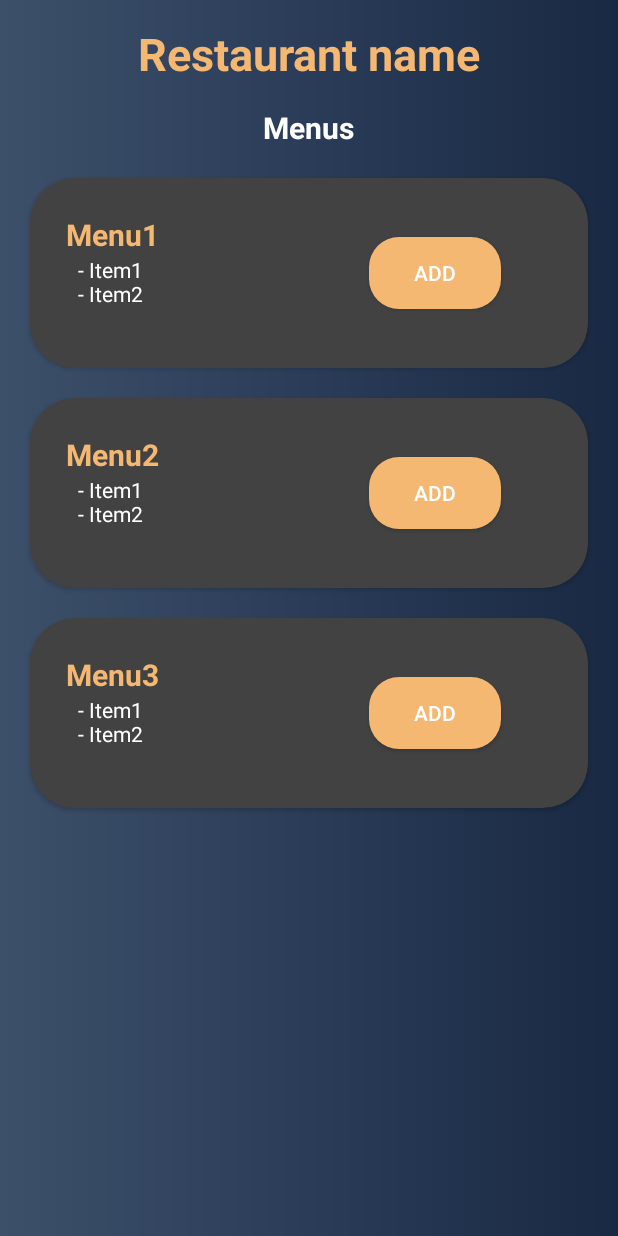
After one commit to Oana-Ivan/Android-app-Fast-and-Feast, an Android app: the MenusList screen opened directly, with no data from a screen before it, on a phone screen of 412 x 824 dp. The commit adds this screen. Run offline under Robolectric (Android 15) with nearby library versions, the phone set to English and light mode, and no system bars; 1 statement that could not run was skipped.

Commit message:
Added Menus List Activity

```diff
--- a/app/src/main/AndroidManifest.xml
+++ b/app/src/main/AndroidManifest.xml
@@ -9,7 +9,8 @@
         android:roundIcon="@mipmap/ic_launcher_round"
         android:supportsRtl="true"
         android:theme="@style/Theme.AppCompat.NoActionBar">
-        <activity android:name=".ShoppingCartActivity"></activity>
+        <activity android:name=".MenusList" />
+        <activity android:name=".ShoppingCartActivity" />
         <activity android:name=".RestaurantDetails" />
         <activity android:name=".RestaurantList" />
         <activity android:name=".UserPageActivity" />
--- /dev/null
+++ b/app/src/main/java/com/example/android_app_fast_and_feast/MenuAdapter.java
@@ -0,0 +1,62 @@
+package com.example.android_app_fast_and_feast;
+
+import android.view.LayoutInflater;
+import android.view.View;
+import android.view.ViewGroup;
+import android.widget.Button;
+import android.widget.ImageView;
+import android.widget.TextView;
+import android.widget.Toast;
+
+import androidx.annotation.NonNull;
+import androidx.recyclerview.widget.RecyclerView;
+
+import java.util.ArrayList;
+
+public class MenuAdapter extends RecyclerView.Adapter<MenuAdapter.MenuViewHolder>{
+    private ArrayList<MenuItem> menuItems;
+
+    public MenuAdapter(ArrayList<MenuItem> menuItems) {
+        this.menuItems = menuItems;
+    }
+
+    @NonNull
+    @Override
+    public MenuViewHolder onCreateViewHolder(@NonNull ViewGroup parent, int viewType) {
+        View view = LayoutInflater.from(parent.getContext()).inflate(R.layout.menu_item, parent, false);
+        MenuAdapter.MenuViewHolder menuViewHolder = new MenuAdapter.MenuViewHolder(view);
+        return menuViewHolder;
+    }
+
+    @Override
+    public void onBindViewHolder(@NonNull MenuViewHolder holder, int position) {
+        MenuItem currentMenu = menuItems.get(position);
+
+        holder.menuName.setText(currentMenu.getMenuName());
+        holder.menuContent.setText(currentMenu.getMenuContentToString());
+    }
+
+    @Override
+    public int getItemCount() {
+        return menuItems.size();
+    }
+
+    public static class MenuViewHolder extends RecyclerView.ViewHolder {
+        public TextView menuName;
+        public TextView menuContent;
+        public Button addMenu;
+
+        public MenuViewHolder(@NonNull View itemView) {
+            super(itemView);
+            menuName = itemView.findViewById(R.id.menu_name);
+            menuContent = itemView.findViewById(R.id.menu_content);
+            addMenu = itemView.findViewById(R.id.menu_add_btn);
+
+            addMenu.setOnClickListener(m -> {
+                Toast.makeText(itemView.getContext(), "Added " + menuName.getText() + " to shopping cart", Toast.LENGTH_SHORT).show();
+                //TODO Add menu to order
+            });
+
+        }
+    }
+}
--- /dev/null
+++ b/app/src/main/java/com/example/android_app_fast_and_feast/MenuItem.java
@@ -0,0 +1,51 @@
+package com.example.android_app_fast_and_feast;
+
+import java.io.Serializable;
+import java.util.ArrayList;
+
+public class MenuItem implements Serializable {
+    private static Integer noOfMenus = 0;
+    private Integer menuID;
+    private String menuName;
+    private ArrayList<String> menuContent;
+
+    public MenuItem(String menuName, ArrayList<String> menuContent) {
+        noOfMenus++;
+        this.menuID = noOfMenus;
+        this.menuName = menuName;
+        this.menuContent = menuContent;
+    }
+
+    public Integer getMenuID() {
+        return menuID;
+    }
+
+    public String getMenuName() {
+        return menuName;
+    }
+
+    public ArrayList<String> getMenuContent() {
+        return menuContent;
+    }
+
+    public String getMenuContentToString() {
+        String content = "";
+        for (int i = 0; i < menuContent.size(); i++) {
+            content += "- " + menuContent.get(i) + "\n";
+        }
+        return content;
+    }
+
+    public void setMenuID(Integer menuID) {
+        this.menuID = menuID;
+    }
+
+    public void setMenuName(String menuName) {
+        this.menuName = menuName;
+    }
+
+    public void setMenuContent(ArrayList<String> menuContent) {
+        this.menuContent = menuContent;
+    }
+
+}
--- /dev/null
+++ b/app/src/main/java/com/example/android_app_fast_and_feast/MenusList.java
@@ -0,0 +1,52 @@
+package com.example.android_app_fast_and_feast;
+
+import androidx.appcompat.app.AppCompatActivity;
+import androidx.recyclerview.widget.LinearLayoutManager;
+import androidx.recyclerview.widget.RecyclerView;
+
+import android.content.Intent;
+import android.os.Bundle;
+import android.widget.TextView;
+import android.widget.Toast;
+
+import java.util.ArrayList;
+
+public class MenusList extends AppCompatActivity {
+    private RestaurantItem currentRestaurant;
+    private TextView restaurantName;
+
+    private RecyclerView menusListRV;
+    private MenuAdapter menusListAdapter;
+    private RecyclerView.LayoutManager menusListLayoutManager;
+
+    @Override
+    protected void onCreate(Bundle savedInstanceState) {
+        super.onCreate(savedInstanceState);
+        setContentView(R.layout.activity_menus_list);
+
+        currentRestaurant = (RestaurantItem) getIntent().getSerializableExtra("Restaurant");
+
+        restaurantName = findViewById(R.id.menus_restaurant_name);
+
+        restaurantName.setText(currentRestaurant.getRestaurantName());
+
+        ArrayList<MenuItem> menuItems = new ArrayList<>();
+        ArrayList<String> content = new ArrayList<>();
+
+        // TODO Replace menus
+        content.add("Item1");
+        content.add("Item2");
+        menuItems.add(new MenuItem("Menu1", content));
+        menuItems.add(new MenuItem("Menu2", content));
+        menuItems.add(new MenuItem("Menu3", content));
+
+
+        menusListRV = findViewById(R.id.menus_list_rv);
+        menusListRV.setHasFixedSize(true);
+        menusListLayoutManager = new LinearLayoutManager(this);
+        menusListAdapter = new MenuAdapter(menuItems);
+
+        menusListRV.setLayoutManager(menusListLayoutManager);
+        menusListRV.setAdapter(menusListAdapter);
+    }
+}
--- a/app/src/main/java/com/example/android_app_fast_and_feast/RestaurantDetails.java
+++ b/app/src/main/java/com/example/android_app_fast_and_feast/RestaurantDetails.java
@@ -1,15 +1,20 @@
 package com.example.android_app_fast_and_feast;
 
 import androidx.appcompat.app.AppCompatActivity;
+import androidx.cardview.widget.CardView;
 
+import android.content.Intent;
 import android.os.Bundle;
 import android.widget.ImageView;
 import android.widget.TextView;
+import android.widget.Toast;
 
 public class RestaurantDetails extends AppCompatActivity {
     private RestaurantItem currentRestaurant;
     private TextView restaurantName;
     private TextView restaurantDescription;
+    private CardView seeMenus;
+    private CardView addReview;
 
     @Override
     protected void onCreate(Bundle savedInstanceState) {
@@ -19,8 +24,32 @@ public class RestaurantDetails extends AppCompatActivity {
         currentRestaurant = (RestaurantItem) getIntent().getSerializableExtra("Restaurant");
         restaurantName = findViewById(R.id.restaurant_details_name);
         restaurantDescription = findViewById(R.id.restaurant_details_description);
+        seeMenus = findViewById(R.id.restaurant_details_menus);
+        addReview = findViewById(R.id.restaurant_details_add_review);
 
         restaurantName.setText(currentRestaurant.getRestaurantName());
         restaurantDescription.setText(currentRestaurant.getRestaurantDescription());
+
+        seeMenus.setOnClickListener(r -> openActivity("menus"));
+        addReview.setOnClickListener(r -> openActivity("add_review"));
+    }
+
+    private void openActivity(String action) {
+        Intent intent;
+        switch (action) {
+            case "menus": {
+                intent = new Intent(this, MenusList.class);
+                intent.putExtra("Restaurant", currentRestaurant);
+                startActivity(intent);
+                break;
+            }
+            case "add_review": {
+//                intent = new Intent(this, RestaurantAddReview.class);
+//                intent.putExtra("Restaurant", currentRestaurant);
+//                startActivity(intent);
+                break;
+            }
+        }
+
     }
 }
--- /dev/null
+++ b/app/src/main/res/layout/activity_menus_list.xml
@@ -0,0 +1,52 @@
+<?xml version="1.0" encoding="utf-8"?>
+<LinearLayout xmlns:android="http://schemas.android.com/apk/res/android"
+    xmlns:app="http://schemas.android.com/apk/res-auto"
+    xmlns:tools="http://schemas.android.com/tools"
+    android:layout_width="match_parent"
+    android:layout_height="match_parent"
+    android:background="@drawable/gradient"
+    tools:context=".MenusList"
+    android:orientation="vertical">
+
+    <LinearLayout
+        android:id="@+id/linearLayout"
+        android:layout_width="match_parent"
+        android:layout_height="wrap_content"
+        android:orientation="vertical"
+        app:layout_constraintBottom_toBottomOf="parent"
+        app:layout_constraintTop_toTopOf="parent">
+
+        <TextView
+            android:id="@+id/menus_restaurant_name"
+            android:layout_width="match_parent"
+            android:layout_height="wrap_content"
+
+            android:gravity="center"
+            android:padding="15dp"
+            android:text="@string/restaurant_name"
+            android:textColor="#F4B872"
+            android:textSize="30sp"
+            android:textStyle="bold" />
+
+        <TextView
+            android:id="@+id/menus_title"
+            android:layout_width="wrap_content"
+            android:layout_height="wrap_content"
+
+            android:layout_gravity="center"
+            android:text="@string/menus"
+            android:textColor="@color/white"
+            android:textSize="20sp"
+            android:textStyle="bold" />
+
+    </LinearLayout>
+
+    <androidx.recyclerview.widget.RecyclerView
+        android:id="@+id/menus_list_rv"
+        android:layout_width="match_parent"
+        android:layout_height="wrap_content"
+
+        android:padding="10dp"
+        android:scrollbars="vertical" />
+
+</LinearLayout>
--- /dev/null
+++ b/app/src/main/res/layout/menu_item.xml
@@ -0,0 +1,61 @@
+<?xml version="1.0" encoding="utf-8"?>
+<androidx.cardview.widget.CardView xmlns:android="http://schemas.android.com/apk/res/android"
+    android:layout_width="match_parent"
+    android:layout_height="wrap_content"
+    xmlns:app="http://schemas.android.com/apk/res-auto"
+    app:cardCornerRadius="30dp"
+    android:layout_marginBottom="15dp"
+    android:padding="10dp"
+    android:layout_margin="10dp"
+    android:background="@android:color/transparent">
+    <LinearLayout
+        android:layout_width="match_parent"
+        android:layout_height="match_parent"
+        android:orientation="horizontal"
+        android:weightSum="3">
+        <LinearLayout
+            android:layout_width="wrap_content"
+            android:layout_height="wrap_content"
+            android:layout_margin="4dp"
+            android:padding="20dp"
+            android:orientation="vertical"
+            android:layout_weight="2">
+
+            <TextView
+                android:id="@+id/menu_name"
+                android:layout_width="wrap_content"
+                android:layout_height="wrap_content"
+                android:text="Menu name"
+                android:textSize="20sp"
+                android:textStyle="bold"
+                android:textColor="#F4B872" />
+
+            <TextView
+                android:id="@+id/menu_content"
+                android:layout_width="wrap_content"
+                android:layout_height="wrap_content"
+                android:text="Menu content"
+                android:textColor="@color/white"
+                android:layout_marginStart="8dp"
+                android:layout_marginLeft="8dp" />
+        </LinearLayout>
+
+        <androidx.cardview.widget.CardView
+            android:layout_width="wrap_content"
+            android:layout_height="wrap_content"
+            app:cardCornerRadius="20dp"
+            android:layout_gravity="center">
+            <Button
+                android:id="@+id/menu_add_btn"
+                android:layout_width="wrap_content"
+                android:layout_height="wrap_content"
+                android:text="@string/menu_add"
+                android:paddingRight="20dp"
+                android:paddingLeft="20dp"
+                android:background="#F4B872"
+                />
+        </androidx.cardview.widget.CardView>
+
+    </LinearLayout>
+
+</androidx.cardview.widget.CardView>
--- a/app/src/main/res/values/strings.xml
+++ b/app/src/main/res/values/strings.xml
@@ -9,6 +9,8 @@
     <string name="main_log_in_message">Log in</string>
     <string name="add_review">Add review</string>
     <string name="menus">Menus</string>
+    <string name="restaurant_name">Restaurant name</string>
+    <string name="menu_add">Add</string>
     <string-array name="products">
         <item>Saorma</item>
         <item>Burger</item>
```
